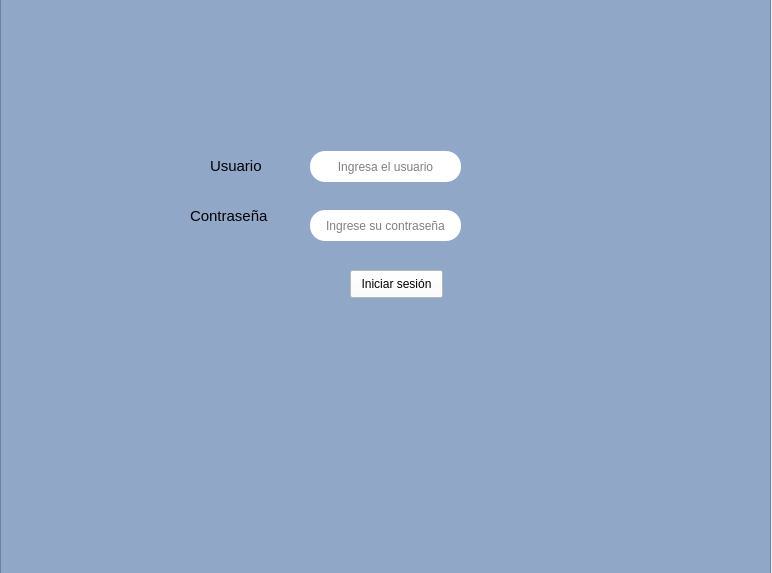
Old version of the form proyecto.ui in the repository Frakinatra/topicos-desarollo.
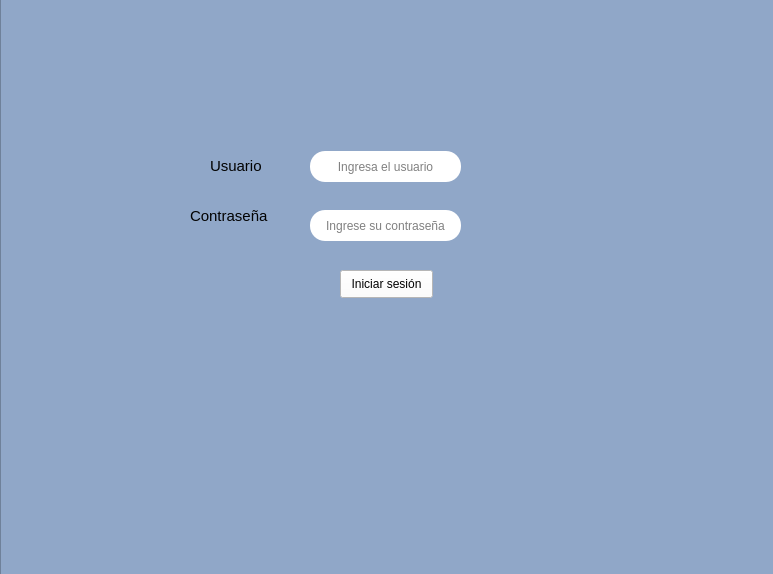
New version of the form.

The edit to the form file:
```diff
--- a/proyecto.ui
+++ b/proyecto.ui
@@ -6,8 +6,8 @@
    <rect>
     <x>0</x>
     <y>0</y>
-    <width>772</width>
-    <height>573</height>
+    <width>773</width>
+    <height>574</height>
    </rect>
   </property>
   <property name="windowTitle">
@@ -18,7 +18,7 @@
     <rect>
      <x>0</x>
      <y>-10</y>
-     <width>771</width>
+     <width>800</width>
      <height>601</height>
     </rect>
    </property>
@@ -39,14 +39,24 @@
    <widget class="QPushButton" name="pushButton">
     <property name="geometry">
      <rect>
-      <x>350</x>
+      <x>340</x>
       <y>280</y>
       <width>93</width>
       <height>28</height>
      </rect>
     </property>
     <property name="styleSheet">
-     <string notr="true">background-color: rgb(255, 255, 255);</string>
+     <string notr="true">QPushButton{
+	font:75 8pt &quot;MS Shell Dlg 2&quot;;
+	background-color: rgb(255, 255, 255);
+}
+
+QPushButton:hover{
+	font:75 9pt &quot;MS Shell Dlg 2&quot;;
+	background-color: rgb(227, 227, 227);
+}
+
+</string>
     </property>
     <property name="text">
      <string>Iniciar sesión</string>
```
